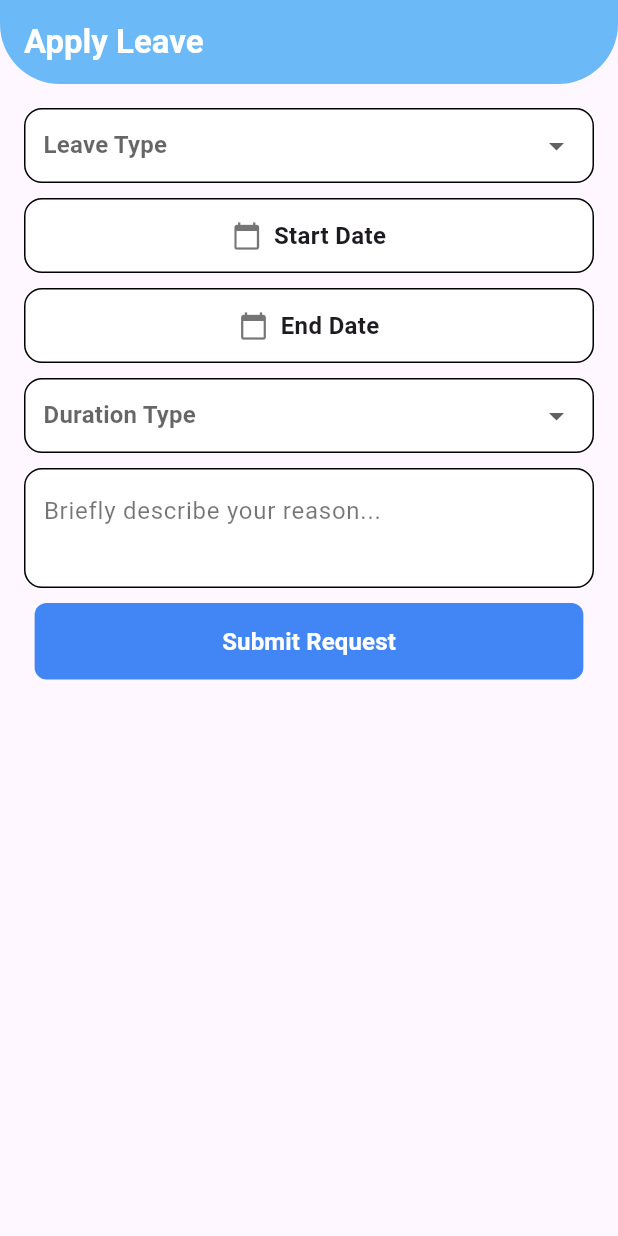
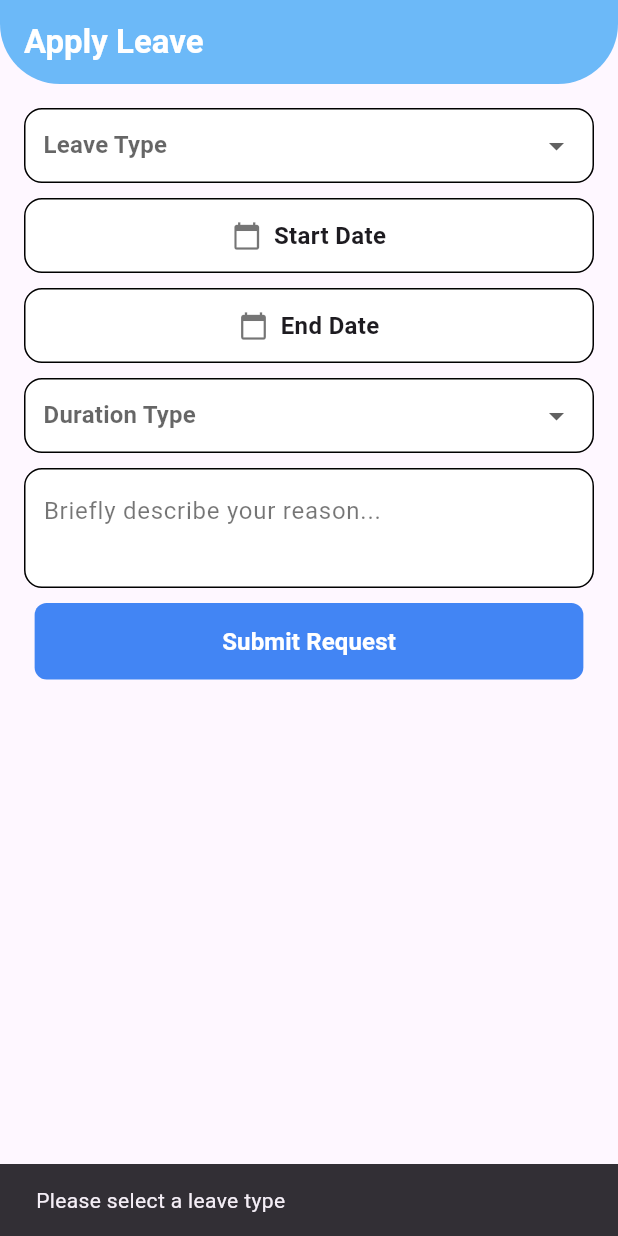
Before and after one commit to shreyawagh27/Leave-web, a Flutter app: the screen it shows after launch, after a tap on "Submit Request", on a phone screen of 412 x 824 dp. Run offline on Flutter 3.47's test engine with Material 3 defaults, Android fonts, the phone set to English and light mode, and no system bars; our stand-ins replace cloud_firestore, firebase_core; accounts and stored records are empty.

Commit message:
add snackbar

```diff
--- a/lib/view/submit_request.dart
+++ b/lib/view/submit_request.dart
@@ -1,4 +1,3 @@
-
 import 'package:flutter/material.dart';
 import 'package:intl/intl.dart';
 import 'package:cloud_firestore/cloud_firestore.dart';
@@ -84,7 +83,6 @@ class _MyWidgetState extends State<MyWidget> {
 
             const SizedBox(height: 10),
 
-
             Container(
               width: MediaQuery.of(context).size.width,
               height: 50,
@@ -104,7 +102,9 @@ class _MyWidgetState extends State<MyWidget> {
                   );
                   if (datePicked != null) {
                     setState(() {
-                      selectedDate = DateFormat('dd MMM yyyy').format(datePicked);
+                      selectedDate = DateFormat(
+                        'dd MMM yyyy',
+                      ).format(datePicked);
                     });
                   }
                 },
@@ -131,8 +131,6 @@ class _MyWidgetState extends State<MyWidget> {
 
             const SizedBox(height: 10),
 
-
-
             Container(
               width: MediaQuery.of(context).size.width,
               height: 50,
@@ -157,8 +155,9 @@ class _MyWidgetState extends State<MyWidget> {
 
                   if (datePicked != null) {
                     setState(() {
-                      selectedEndDate =
-                          DateFormat('dd MMM yyyy').format(datePicked);
+                      selectedEndDate = DateFormat(
+                        'dd MMM yyyy',
+                      ).format(datePicked);
                     });
                   }
                 },
@@ -184,7 +183,6 @@ class _MyWidgetState extends State<MyWidget> {
             ),
 
             const SizedBox(height: 10),
-
 
             Container(
               width: MediaQuery.of(context).size.width,
@@ -226,7 +224,7 @@ class _MyWidgetState extends State<MyWidget> {
                 borderRadius: BorderRadius.circular(12),
                 border: Border.all(color: Colors.black),
               ),
-              child:  TextField(
+              child: TextField(
                 controller: desController,
                 maxLines: 3,
                 decoration: InputDecoration(
@@ -241,14 +239,43 @@ class _MyWidgetState extends State<MyWidget> {
 
             FilledButton(
               onPressed: () async {
-                if(selectedLeaveType == null){
-                  print('selected leave type must be declare'); //pop call
+                if (selectedLeaveType == null || selectedLeaveType!.isEmpty) {
+                  print('Please select a leave type');
+                  ScaffoldMessenger.of(context).showSnackBar(
+                    const SnackBar(content: Text('Please select a leave type')),
+                  );
                   return;
                 }
-                //if
+                if (selectedDurationType == null || selectedDurationType!.isEmpty){
+                  print('Please select a duration');
+                  ScaffoldMessenger.of(context).showSnackBar(
+                    const SnackBar(content: Text('Please select a Duration')),
+                  );
+                  return;
+                }
+                if (desController.text.trim().isEmpty){
+                  print('Please enter a description');
+                  ScaffoldMessenger.of(context).showSnackBar(
+                    const SnackBar(content: Text('Please enter a description')),
 
-                Map<String,dynamic> data = {'name':'shreya','start': selectedDate,'end':selectedEndDate,'type':selectedLeaveType,'duration':selectedDurationType,'description': desController.text };
-              await FirebaseFirestore.instance.collection("leave_request").add(data);
+                  );
+                  return;
+                }
+
+                Map<String, dynamic> data = {
+                  'name': 'shreya',
+                  'start': selectedDate,
+                  'end': selectedEndDate,
+                  'type': selectedLeaveType,
+                  'duration': selectedDurationType,
+                  'description': desController.text,
+                };
+                await FirebaseFirestore.instance
+                    .collection("leave_request")
+                    .add(data);
+                ScaffoldMessenger.of(context).showSnackBar(
+                  const SnackBar(content: Text('Leave request submitted successfully!')),
+                );
               },
               style: FilledButton.styleFrom(
                 backgroundColor: const Color(0xFF4285F4),
```
